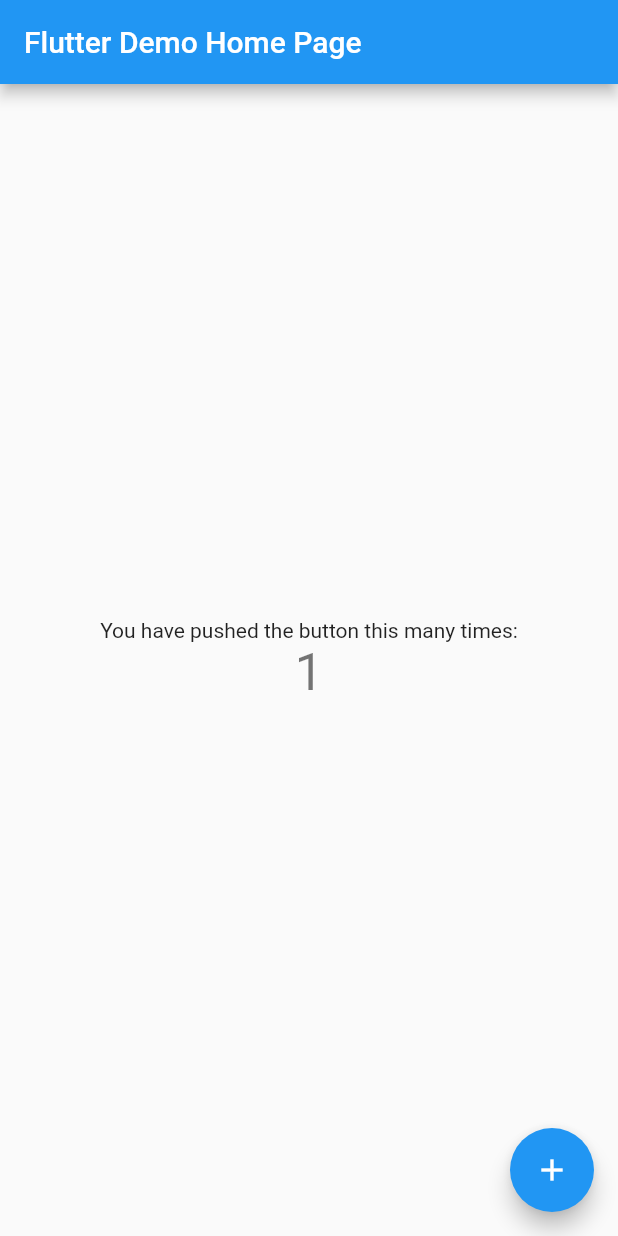
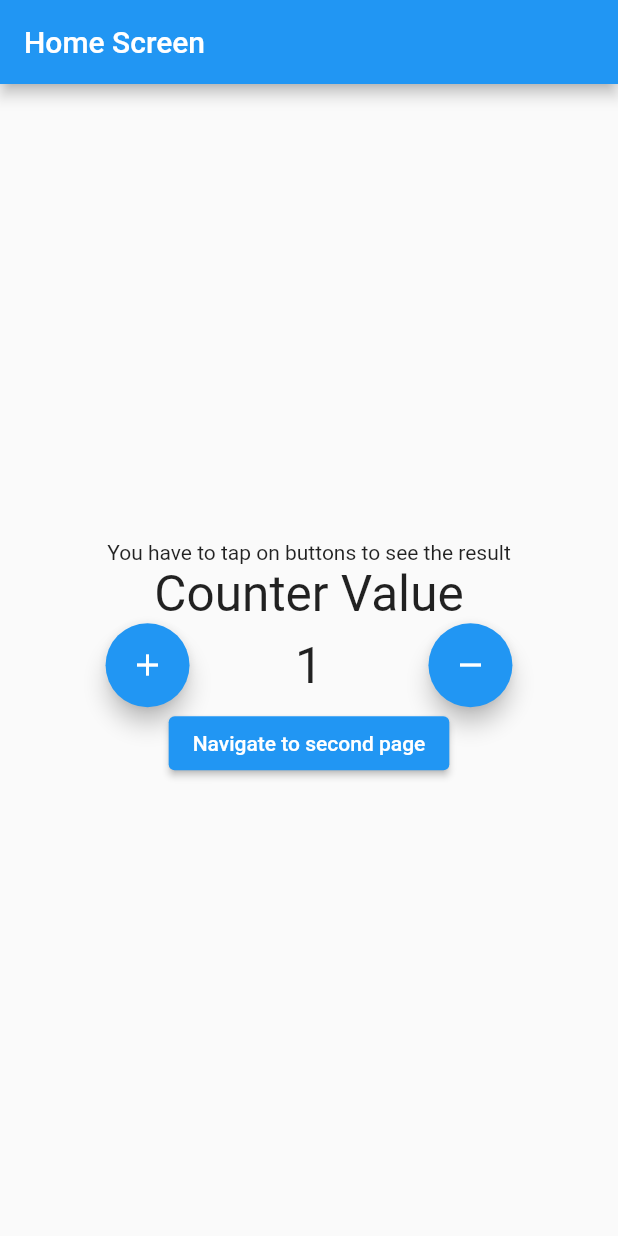
Before and after one commit to navodRathnayake/Flutter-bloc-, a Flutter app: the screen it shows after launch, after a tap on the "add" icon, on a phone screen of 412 x 824 dp. Run offline on Flutter 3.47's test engine with Material 2 defaults, Android fonts, the light colour scheme and no system bars; our stand-ins replace bloc, flutter_bloc.

Commit message:
Compliation of anonymous routing

```diff
--- /dev/null
+++ b/Navigation/anonymous_routing/lib/Logic/Cubit/Counter Cubit/counter_cubit.dart
@@ -0,0 +1,30 @@
+library counter_cubit;
+
+import 'package:flutter_bloc/flutter_bloc.dart';
+
+part 'counter_state.dart';
+
+abstract class CounterState {
+  late int counter;
+  late bool isIncremented;
+}
+
+class CounterInitialState implements CounterState {
+  @override
+  int counter;
+
+  @override
+  bool isIncremented;
+
+  CounterInitialState({required this.counter, required this.isIncremented});
+}
+
+class OnTappedCounterState implements CounterState {
+  @override
+  int counter;
+
+  @override
+  bool isIncremented;
+
+  OnTappedCounterState({required this.counter, required this.isIncremented});
+}
--- /dev/null
+++ b/Navigation/anonymous_routing/lib/Logic/Cubit/Counter Cubit/counter_state.dart
@@ -0,0 +1,11 @@
+part of 'counter_cubit.dart';
+
+class CounterCubit extends Cubit<CounterState> {
+  CounterCubit() : super(CounterInitialState(counter: 0, isIncremented: false));
+
+  void increment() => emit(
+      OnTappedCounterState(counter: state.counter + 1, isIncremented: true));
+
+  void decrement() => emit(
+      OnTappedCounterState(counter: state.counter - 1, isIncremented: false));
+}
--- /dev/null
+++ b/Navigation/anonymous_routing/lib/Presentation/home_screen.dart
@@ -0,0 +1,86 @@
+library home_screen;
+
+import 'package:anonymous_routing/Logic/Cubit/Counter%20Cubit/counter_cubit.dart';
+import 'package:anonymous_routing/Presentation/second_screen.dart';
+import 'package:flutter/material.dart';
+import 'package:flutter/src/widgets/container.dart';
+import 'package:flutter/src/widgets/framework.dart';
+import 'package:flutter_bloc/flutter_bloc.dart';
+
+class HomeScreen extends StatefulWidget {
+  const HomeScreen({super.key});
+
+  @override
+  State<HomeScreen> createState() => _HomeScreenState();
+}
+
+class _HomeScreenState extends State<HomeScreen> {
+  @override
+  Widget build(BuildContext context) {
+    return Scaffold(
+      appBar: AppBar(
+        title: const Text('Home Screen', style: TextStyle(fontSize: 20)),
+      ),
+      body: SafeArea(
+        child: Column(
+          mainAxisAlignment: MainAxisAlignment.center,
+          children: [
+            const Text('You have to tap on buttons to see the result'),
+            const Text('Counter Value', style: TextStyle(fontSize: 33)),
+            Row(
+              mainAxisAlignment: MainAxisAlignment.spaceEvenly,
+              children: [
+                FloatingActionButton(
+                    child: const Icon(Icons.add),
+                    onPressed: () {
+                      BlocProvider.of<CounterCubit>(context).increment();
+                    },
+                    heroTag: 'home_add'),
+                BlocConsumer<CounterCubit, CounterState>(
+                  listener: (context, state) {
+                    late final SnackBar snackBar;
+                    if (state.isIncremented == true) {
+                      snackBar = const SnackBar(
+                        content: Text('Incremented!'),
+                        duration: Duration(milliseconds: 1),
+                      );
+                      ScaffoldMessenger.of(context).showSnackBar(snackBar);
+                    } else if (state.isIncremented == false) {
+                      snackBar = const SnackBar(
+                        content: Text('decremented!'),
+                        duration: Duration(milliseconds: 1),
+                      );
+                      ScaffoldMessenger.of(context).showSnackBar(snackBar);
+                    }
+                  },
+                  builder: (context, state) {
+                    return Text(
+                      state.counter.toString(),
+                      style: const TextStyle(fontSize: 33),
+                    );
+                  },
+                ),
+                FloatingActionButton(
+                  child: const Icon(Icons.remove),
+                  onPressed: () {
+                    BlocProvider.of<CounterCubit>(context).decrement();
+                  },
+                  heroTag: 'home_remove',
+                )
+              ],
+            ),
+            ElevatedButton(
+                onPressed: () {
+                  Navigator.of(context).push(MaterialPageRoute(
+                      builder: (secondScreenContext) => BlocProvider.value(
+                            value: BlocProvider.of<CounterCubit>(context),
+                            child: const SecondScreen(),
+                          )));
+                },
+                child: const Text('Navigate to second page'))
+          ],
+        ),
+      ),
+    );
+  }
+}
--- a/Navigation/anonymous_routing/lib/main.dart
+++ b/Navigation/anonymous_routing/lib/main.dart
@@ -1,115 +1,26 @@
+import 'package:anonymous_routing/Logic/Cubit/Counter%20Cubit/counter_cubit.dart';
+import 'package:anonymous_routing/Presentation/home_screen.dart';
 import 'package:flutter/material.dart';
+import 'package:flutter_bloc/flutter_bloc.dart';
 
-void main() {
+void main(List<String> args) {
   runApp(const MyApp());
 }
 
 class MyApp extends StatelessWidget {
   const MyApp({super.key});
 
-  // This widget is the root of your application.
   @override
   Widget build(BuildContext context) {
-    return MaterialApp(
-      title: 'Flutter Demo',
-      theme: ThemeData(
-        // This is the theme of your application.
-        //
-        // Try running your application with "flutter run". You'll see the
-        // application has a blue toolbar. Then, without quitting the app, try
-        // changing the primarySwatch below to Colors.green and then invoke
-        // "hot reload" (press "r" in the console where you ran "flutter run",
-        // or simply save your changes to "hot reload" in a Flutter IDE).
-        // Notice that the counter didn't reset back to zero; the application
-        // is not restarted.
-        primarySwatch: Colors.blue,
+    return BlocProvider(
+      create: (context) => CounterCubit(),
+      child: MaterialApp(
+        title: 'Anonymous Navigation',
+        theme: ThemeData.light(),
+        darkTheme: ThemeData.dark(),
+        themeMode: ThemeMode.light,
+        home: const HomeScreen(),
       ),
-      home: const MyHomePage(title: 'Flutter Demo Home Page'),
     );
   }
 }
-
-class MyHomePage extends StatefulWidget {
-  const MyHomePage({super.key, required this.title});
-
-  // This widget is the home page of your application. It is stateful, meaning
-  // that it has a State object (defined below) that contains fields that affect
-  // how it looks.
-
-  // This class is the configuration for the state. It holds the values (in this
-  // case the title) provided by the parent (in this case the App widget) and
-  // used by the build method of the State. Fields in a Widget subclass are
-  // always marked "final".
-
-  final String title;
-
-  @override
-  State<MyHomePage> createState() => _MyHomePageState();
-}
-
-class _MyHomePageState extends State<MyHomePage> {
-  int _counter = 0;
-
-  void _incrementCounter() {
-    setState(() {
-      // This call to setState tells the Flutter framework that something has
-      // changed in this State, which causes it to rerun the build method below
-      // so that the display can reflect the updated values. If we changed
-      // _counter without calling setState(), then the build method would not be
-      // called again, and so nothing would appear to happen.
-      _counter++;
-    });
-  }
-
-  @override
-  Widget build(BuildContext context) {
-    // This method is rerun every time setState is called, for instance as done
-    // by the _incrementCounter method above.
-    //
-    // The Flutter framework has been optimized to make rerunning build methods
-    // fast, so that you can just rebuild anything that needs updating rather
-    // than having to individually change instances of widgets.
-    return Scaffold(
-      appBar: AppBar(
-        // Here we take the value from the MyHomePage object that was created by
-        // the App.build method, and use it to set our appbar title.
-        title: Text(widget.title),
-      ),
-      body: Center(
-        // Center is a layout widget. It takes a single child and positions it
-        // in the middle of the parent.
-        child: Column(
-          // Column is also a layout widget. It takes a list of children and
-          // arranges them vertically. By default, it sizes itself to fit its
-          // children horizontally, and tries to be as tall as its parent.
-          //
-          // Invoke "debug painting" (press "p" in the console, choose the
-          // "Toggle Debug Paint" action from the Flutter Inspector in Android
-          // Studio, or the "Toggle Debug Paint" command in Visual Studio Code)
-          // to see the wireframe for each widget.
-          //
-          // Column has various properties to control how it sizes itself and
-          // how it positions its children. Here we use mainAxisAlignment to
-          // center the children vertically; the main axis here is the vertical
-          // axis because Columns are vertical (the cross axis would be
-          // horizontal).
-          mainAxisAlignment: MainAxisAlignment.center,
-          children: <Widget>[
-            const Text(
-              'You have pushed the button this many times:',
-            ),
-            Text(
-              '$_counter',
-              style: Theme.of(context).textTheme.headline4,
-            ),
-          ],
-        ),
-      ),
-      floatingActionButton: FloatingActionButton(
-        onPressed: _incrementCounter,
-        tooltip: 'Increment',
-        child: const Icon(Icons.add),
-      ), // This trailing comma makes auto-formatting nicer for build methods.
-    );
-  }
-}
--- a/Navigation/anonymous_routing/pubspec.yaml
+++ b/Navigation/anonymous_routing/pubspec.yaml
@@ -36,6 +36,7 @@
   # The following adds the Cupertino Icons font to your application.
   # Use with the CupertinoIcons class for iOS style icons.
   cupertino_icons: ^1.0.2
+  flutter_bloc: ^8.1.1
 
 dev_dependencies:
   flutter_test:
```
Also changed, not shown: Navigation/anonymous_routing/lib/Presentation/second_screen.dart (added, +75 -0 lines), Navigation/anonymous_routing/pubspec.lock.
